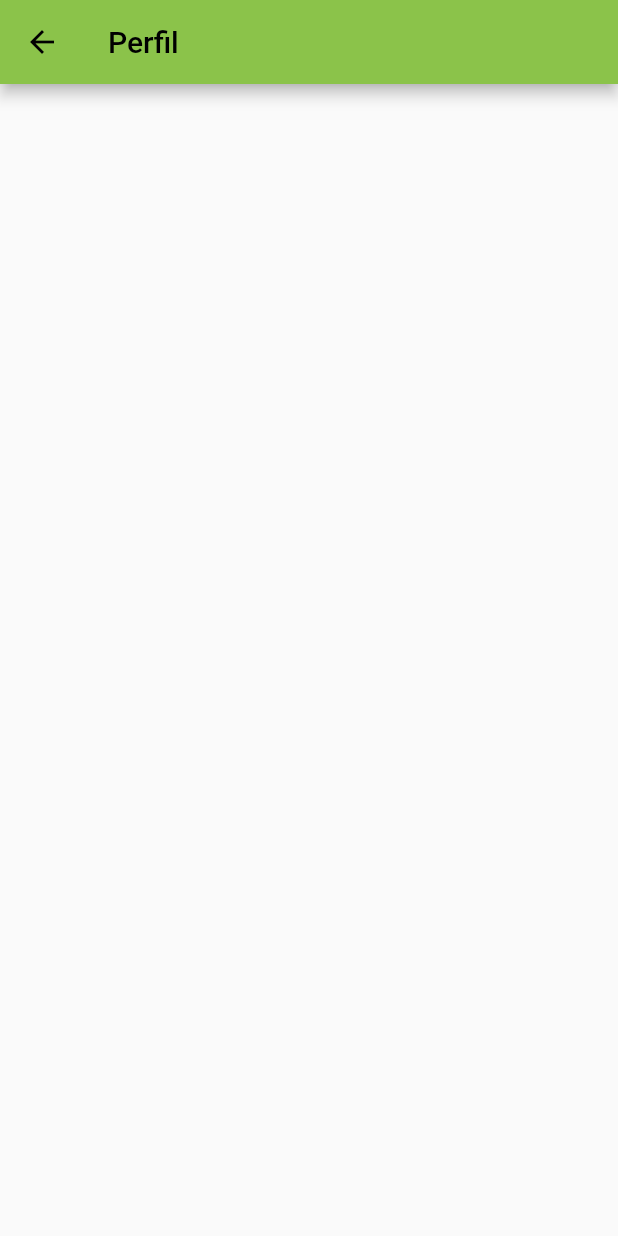
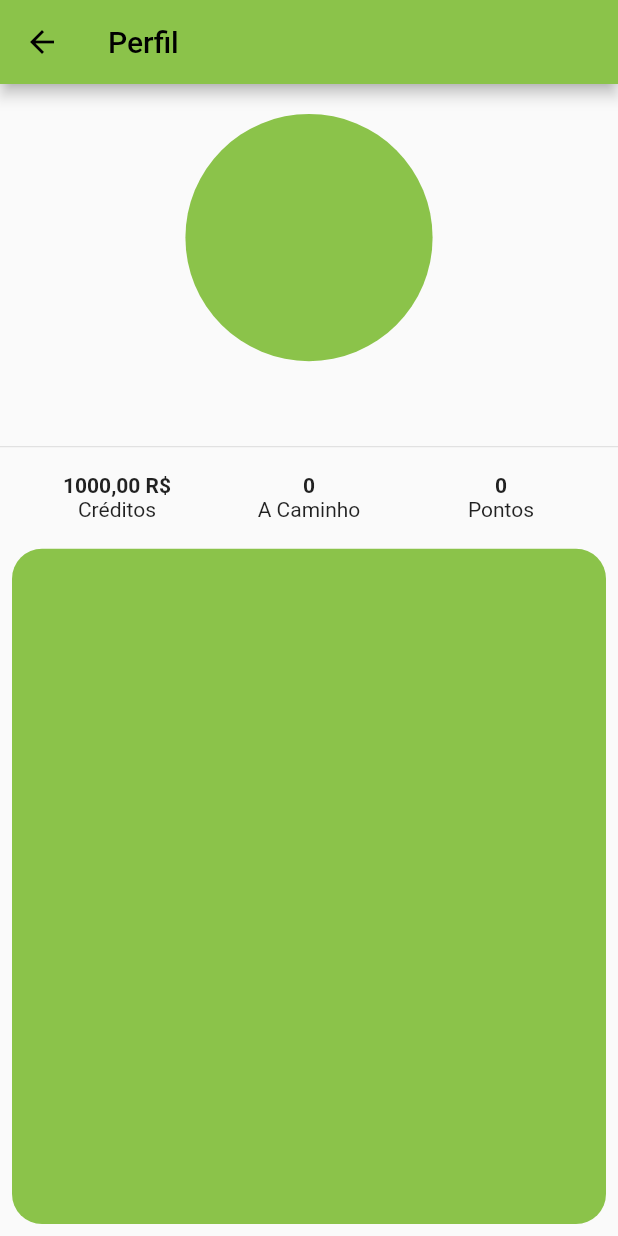
Before and after one commit to LeandroTheDev/malugos_project, a Flutter app: the ProfilePage screen opened by its route, on a phone screen of 412 x 824 dp. Run offline on Flutter 3.47's test engine with Material 2 defaults, Android fonts, the phone set to English and light mode, and no system bars; missing offline and left inert: mysql1.

Commit message:
Profile 0.1

```diff
--- a/lib/pages/drawer_page/profilepage.dart
+++ b/lib/pages/drawer_page/profilepage.dart
@@ -1,15 +1,114 @@
 import 'package:flutter/material.dart';
+import 'package:malugos_project/data/provider.dart';
+import 'package:provider/provider.dart';
 
 class ProfilePage extends StatelessWidget {
   const ProfilePage({super.key});
 
   @override
   Widget build(BuildContext context) {
+    final options = Provider.of<Options>(context, listen: true);
+    final screenSize = MediaQuery.of(context).size;
     return Scaffold(
       appBar: AppBar(
         title: const Text('Perfil'),
       ),
-      body: Column(),
+      body: Column(
+        children: [
+          Padding(
+            padding: const EdgeInsets.all(20.0),
+            child: SizedBox(
+              width: screenSize.width,
+              height: screenSize.height * 0.2,
+              child: const CircleAvatar(
+                backgroundColor: Colors.lightGreen,
+              ),
+            ),
+          ),
+          Text(
+            options.username,
+            style: const TextStyle(fontSize: 25, fontWeight: FontWeight.bold),
+          ),
+          const Divider(),
+          Padding(
+            padding: const EdgeInsets.only(top: 10.0),
+            child: Row(
+              children: [
+                const Spacer(),
+                Container(
+                  alignment: Alignment.center,
+                  width: 100,
+                  child: Text(
+                    '1000,00 R\$',
+                    style: TextStyle(fontWeight: FontWeight.bold),
+                  ),
+                ),
+                const Spacer(),
+                Container(
+                    alignment: Alignment.center,
+                    width: 100,
+                    child: Text(
+                      '0',
+                      style: TextStyle(fontWeight: FontWeight.bold),
+                    )),
+                const Spacer(),
+                Container(
+                    alignment: Alignment.center,
+                    width: 100,
+                    child: Text(
+                      '0',
+                      style: TextStyle(fontWeight: FontWeight.bold),
+                    )),
+                const Spacer(),
+              ],
+            ),
+          ),
+          Row(
+            children: [
+              const Spacer(),
+              Container(
+                alignment: Alignment.center,
+                width: 100,
+                child: const Text(
+                  'Créditos',
+                ),
+              ),
+              const Spacer(),
+              Container(
+                  alignment: Alignment.center,
+                  width: 100,
+                  child: const Text(
+                    'A Caminho',
+                  )),
+              const Spacer(),
+              Container(
+                  alignment: Alignment.center,
+                  width: 100,
+                  child: const Text(
+                    'Pontos',
+                  )),
+              const Spacer(),
+            ],
+          ),
+          const SizedBox(height: 10),
+          Expanded(
+            child: Padding(
+              padding: const EdgeInsets.all(8.0),
+              child: Container(
+                decoration: BoxDecoration(
+                    borderRadius: BorderRadius.circular(20),
+                    color: Colors.lightGreen),
+                child: SizedBox(
+                  width: screenSize.width,
+                  child: Column(
+                    children: [],
+                  ),
+                ),
+              ),
+            ),
+          ),
+        ],
+      ),
     );
   }
 }
```
Also changed, not shown: lib/data/provider.dart (+10 -9 lines), lib/pages/drawer_page/categorypage.dart (+9 -2 lines), lib/pages/drawer_page/configurationpage.dart (+28 -2 lines).
